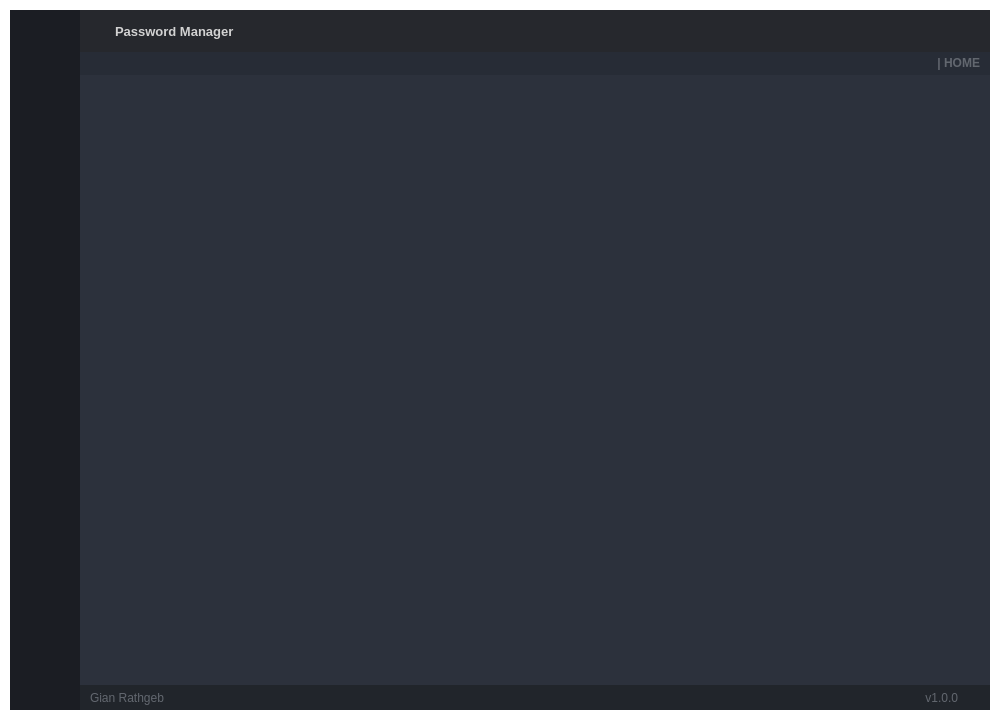
This is MergeGUIwithNonGUI_version/GUI.ui in GianRathgeb/pwManager as Qt 5 draws it before an edit. The edited form follows.
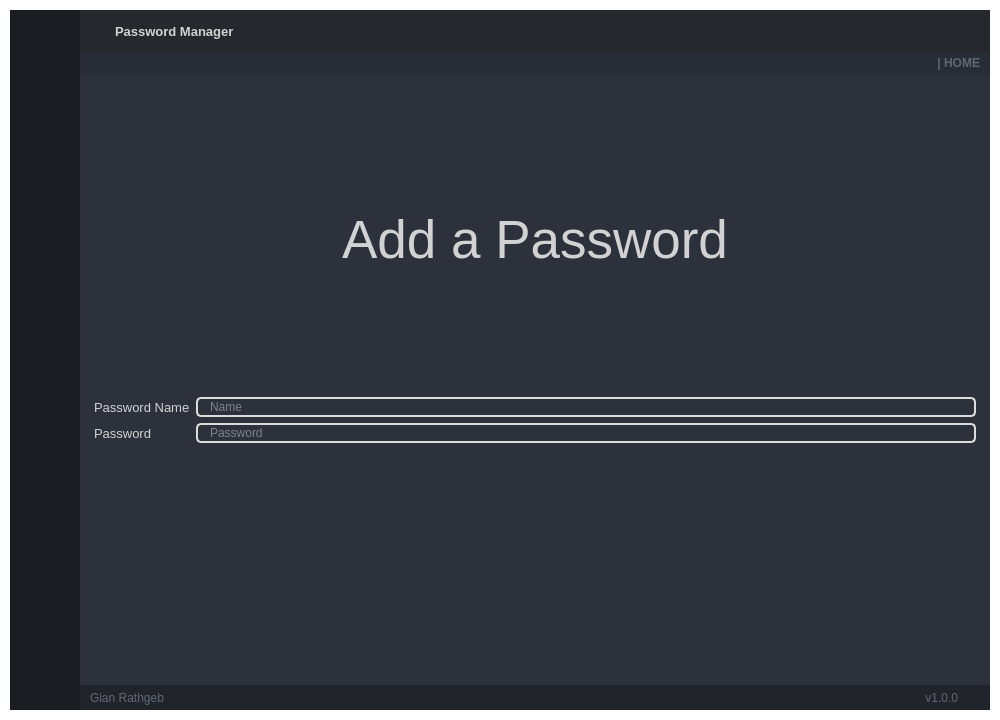
This is the edited form. The open tabs and pages were chosen to show the change. Icons and pictures are not drawn.

```diff
--- a/MergeGUIwithNonGUI_version/GUI.ui
+++ b/MergeGUIwithNonGUI_version/GUI.ui
@@ -1608,67 +1608,217 @@
                   <widget class="QWidget" name="page_widgets">
                    <layout class="QVBoxLayout" name="verticalLayout_6">
                     <item>
-                     <widget class="QFrame" name="frame">
-                      <property name="styleSheet">
-                       <string notr="true">border-radius: 5px;</string>
+                     <widget class="QLabel" name="label_2">
+                      <property name="sizePolicy">
+                       <sizepolicy hsizetype="Preferred" vsizetype="Fixed">
+                        <horstretch>0</horstretch>
+                        <verstretch>0</verstretch>
+                       </sizepolicy>
                       </property>
-                      <property name="frameShape">
-                       <enum>QFrame::StyledPanel</enum>
+                      <property name="font">
+                       <font>
+                        <family>Segoe UI</family>
+                        <pointsize>40</pointsize>
+                       </font>
                       </property>
-                      <property name="frameShadow">
-                       <enum>QFrame::Raised</enum>
+                      <property name="text">
+                       <string>Add a Password</string>
                       </property>
-                      <layout class="QVBoxLayout" name="verticalLayout_15">
-                       <property name="spacing">
-                        <number>0</number>
-                       </property>
-                       <property name="leftMargin">
-                        <number>0</number>
-                       </property>
-                       <property name="topMargin">
-                        <number>0</number>
-                       </property>
-                       <property name="rightMargin">
-                        <number>0</number>
-                       </property>
-                       <property name="bottomMargin">
-                        <number>0</number>
-                       </property>
-                      </layout>
+                      <property name="alignment">
+                       <set>Qt::AlignCenter</set>
+                      </property>
                      </widget>
                     </item>
                     <item>
-                     <widget class="QFrame" name="frame_3">
-                      <property name="minimumSize">
-                       <size>
-                        <width>0</width>
-                        <height>150</height>
-                       </size>
-                      </property>
-                      <property name="frameShape">
-                       <enum>QFrame::StyledPanel</enum>
-                      </property>
-                      <property name="frameShadow">
-                       <enum>QFrame::Raised</enum>
-                      </property>
-                      <layout class="QHBoxLayout" name="horizontalLayout_12">
-                       <property name="spacing">
-                        <number>0</number>
-                       </property>
-                       <property name="leftMargin">
-                        <number>0</number>
-                       </property>
-                       <property name="topMargin">
-                        <number>0</number>
-                       </property>
-                       <property name="rightMargin">
-                        <number>0</number>
-                       </property>
-                       <property name="bottomMargin">
-                        <number>0</number>
-                       </property>
-                      </layout>
-                     </widget>
+                     <layout class="QGridLayout" name="gridLayout">
+                      <item row="2" column="0">
+                       <widget class="QPushButton" name="btn_password_add">
+                        <property name="sizePolicy">
+                         <sizepolicy hsizetype="Minimum" vsizetype="Fixed">
+                          <horstretch>0</horstretch>
+                          <verstretch>0</verstretch>
+                         </sizepolicy>
+                        </property>
+                        <property name="minimumSize">
+                         <size>
+                          <width>0</width>
+                          <height>15</height>
+                         </size>
+                        </property>
+                        <property name="font">
+                         <font>
+                          <family>Segoe UI</family>
+                         </font>
+                        </property>
+                        <property name="layoutDirection">
+                         <enum>Qt::LeftToRight</enum>
+                        </property>
+                        <property name="styleSheet">
+                         <string notr="true">QPushButton {
+
+	background-image: url(:/20x20/icons/20x20/cil-save.png);
+	background-position: center;
+	background-repeat: no-reperat;
+	border: none;
+	background-color: rgb(27, 29, 35, 0);
+}
+QPushButton:hover {
+	background-color: rgb(33, 37, 43);
+}
+QPushButton:pressed {	
+	background-color: rgb(85, 170, 255);
+}</string>
+                        </property>
+                        <property name="text">
+                         <string/>
+                        </property>
+                       </widget>
+                      </item>
+                      <item row="0" column="1">
+                       <widget class="QLineEdit" name="txt_password_name">
+                        <property name="font">
+                         <font>
+                          <family>Segoe UI</family>
+                         </font>
+                        </property>
+                        <property name="styleSheet">
+                         <string notr="true">border-color: rgb(220, 220, 220);</string>
+                        </property>
+                        <property name="placeholderText">
+                         <string>Name</string>
+                        </property>
+                       </widget>
+                      </item>
+                      <item row="1" column="1">
+                       <widget class="QLineEdit" name="txt_password">
+                        <property name="font">
+                         <font>
+                          <family>Segoe UI</family>
+                         </font>
+                        </property>
+                        <property name="styleSheet">
+                         <string notr="true">border-color: rgb(220, 220, 220);</string>
+                        </property>
+                        <property name="placeholderText">
+                         <string>Password</string>
+                        </property>
+                       </widget>
+                      </item>
+                      <item row="2" column="1">
+                       <layout class="QHBoxLayout" name="horizontalLayout_9">
+                        <item>
+                         <widget class="QPushButton" name="btn_password_abort">
+                          <property name="sizePolicy">
+                           <sizepolicy hsizetype="Minimum" vsizetype="Fixed">
+                            <horstretch>0</horstretch>
+                            <verstretch>0</verstretch>
+                           </sizepolicy>
+                          </property>
+                          <property name="font">
+                           <font>
+                            <family>Segoe UI</family>
+                           </font>
+                          </property>
+                          <property name="styleSheet">
+                           <string notr="true">QPushButton {
+	background-image: url(:/20x20/icons/20x20/cil-x-circle.png);
+	background-position: center;
+	background-repeat: no-reperat;
+	border: none;
+	background-color: rgb(27, 29, 35, 0);
+}
+QPushButton:hover {
+	background-color: rgb(33, 37, 43);
+}
+QPushButton:pressed {	
+	background-color: rgb(85, 170, 255);
+}</string>
+                          </property>
+                          <property name="text">
+                           <string/>
+                          </property>
+                         </widget>
+                        </item>
+                        <item>
+                         <spacer name="horizontalSpacer">
+                          <property name="orientation">
+                           <enum>Qt::Horizontal</enum>
+                          </property>
+                          <property name="sizeHint" stdset="0">
+                           <size>
+                            <width>40</width>
+                            <height>20</height>
+                           </size>
+                          </property>
+                         </spacer>
+                        </item>
+                       </layout>
+                      </item>
+                      <item row="1" column="0">
+                       <widget class="QLabel" name="label_4">
+                        <property name="font">
+                         <font>
+                          <family>Segoe UI</family>
+                          <pointsize>10</pointsize>
+                         </font>
+                        </property>
+                        <property name="text">
+                         <string>Password</string>
+                        </property>
+                       </widget>
+                      </item>
+                      <item row="4" column="0">
+                       <spacer name="verticalSpacer_2">
+                        <property name="orientation">
+                         <enum>Qt::Vertical</enum>
+                        </property>
+                        <property name="sizeType">
+                         <enum>QSizePolicy::Fixed</enum>
+                        </property>
+                        <property name="sizeHint" stdset="0">
+                         <size>
+                          <width>20</width>
+                          <height>40</height>
+                         </size>
+                        </property>
+                       </spacer>
+                      </item>
+                      <item row="0" column="0">
+                       <widget class="QLabel" name="label_3">
+                        <property name="sizePolicy">
+                         <sizepolicy hsizetype="Preferred" vsizetype="Preferred">
+                          <horstretch>0</horstretch>
+                          <verstretch>0</verstretch>
+                         </sizepolicy>
+                        </property>
+                        <property name="font">
+                         <font>
+                          <family>Segoe UI</family>
+                          <pointsize>10</pointsize>
+                         </font>
+                        </property>
+                        <property name="text">
+                         <string>Password Name</string>
+                        </property>
+                       </widget>
+                      </item>
+                      <item row="3" column="0">
+                       <spacer name="verticalSpacer">
+                        <property name="orientation">
+                         <enum>Qt::Vertical</enum>
+                        </property>
+                        <property name="sizeType">
+                         <enum>QSizePolicy::Fixed</enum>
+                        </property>
+                        <property name="sizeHint" stdset="0">
+                         <size>
+                          <width>20</width>
+                          <height>40</height>
+                         </size>
+                        </property>
+                       </spacer>
+                      </item>
+                     </layout>
                     </item>
                    </layout>
                   </widget>
```
Left out of the diff: 4 changed lines with no effect on the pictures.
